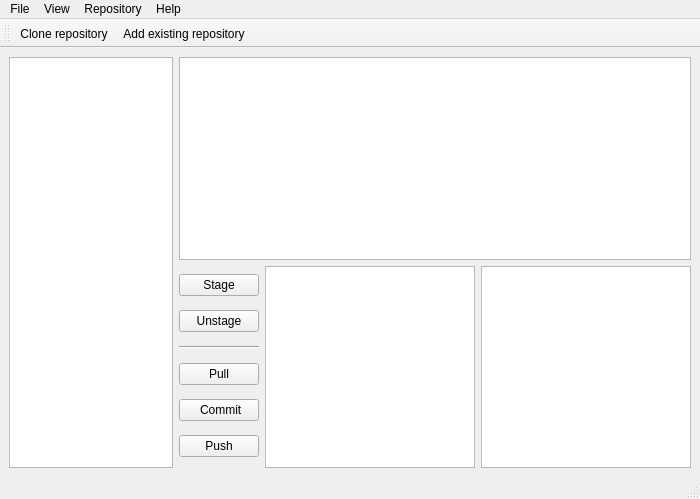
Qt form gitraffe/layouts/main_window.ui (pycircle/gitraffe) before a commit.
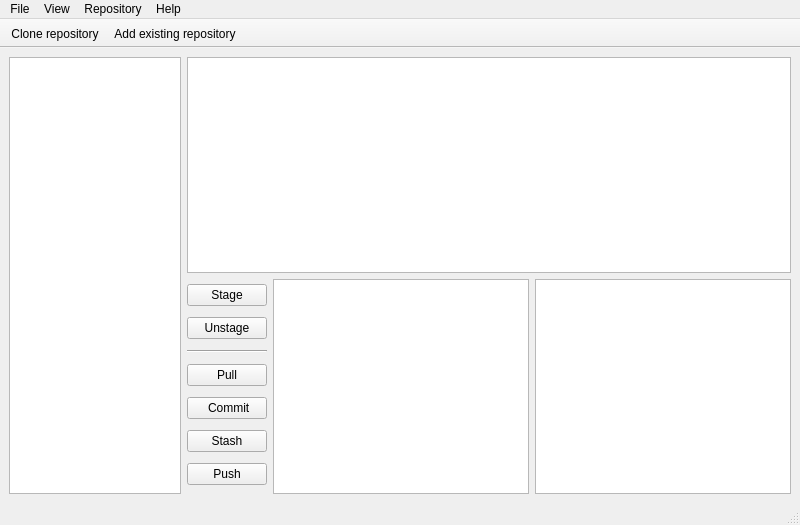
The same form after that commit.

Commit message: new layout & database & small refactor

Patch:
```diff
--- a/gitraffe/layouts/main_window.ui
+++ b/gitraffe/layouts/main_window.ui
@@ -6,8 +6,8 @@
    <rect>
     <x>0</x>
     <y>0</y>
-    <width>700</width>
-    <height>499</height>
+    <width>800</width>
+    <height>525</height>
    </rect>
   </property>
   <property name="windowTitle">
@@ -19,7 +19,14 @@
    </property>
    <layout class="QHBoxLayout" name="horizontalLayout_2">
     <item>
-     <widget class="QListView" name="repositoriesListView"/>
+     <widget class="QListView" name="repositoriesListView">
+      <property name="sizePolicy">
+       <sizepolicy hsizetype="Maximum" vsizetype="Expanding">
+        <horstretch>150</horstretch>
+        <verstretch>0</verstretch>
+       </sizepolicy>
+      </property>
+     </widget>
     </item>
     <item>
      <layout class="QVBoxLayout" name="repositoryLayout">
@@ -65,6 +72,13 @@
             </property>
            </widget>
           </item>
+          <item>
+           <widget class="QPushButton" name="stashButton">
+            <property name="text">
+             <string>Stash</string>
+            </property>
+           </widget>
+          </item>
           <item>
            <widget class="QPushButton" name="pushButton">
             <property name="text">
@@ -91,8 +105,8 @@
     <rect>
      <x>0</x>
      <y>0</y>
-     <width>700</width>
-     <height>25</height>
+     <width>800</width>
+     <height>22</height>
     </rect>
    </property>
    <widget class="QMenu" name="menuFile">
@@ -139,11 +153,14 @@
    <property name="windowTitle">
     <string>toolBar</string>
    </property>
+   <property name="movable">
+    <bool>false</bool>
+   </property>
    <attribute name="toolBarArea">
     <enum>TopToolBarArea</enum>
    </attribute>
    <attribute name="toolBarBreak">
-    <bool>true</bool>
+    <bool>false</bool>
    </attribute>
    <addaction name="actionClone_repository_3"/>
    <addaction name="actionAdd_existing_repository_2"/>
```
Left out of the diff: 6 changed lines with no effect on the pictures. The commit also changes 7 other files.
